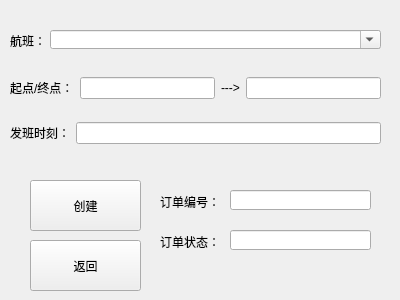
First picture: the form in src/UI/widgets/ordercreatorwidget.ui, repository 3944Realms/AirLife, before the edit.
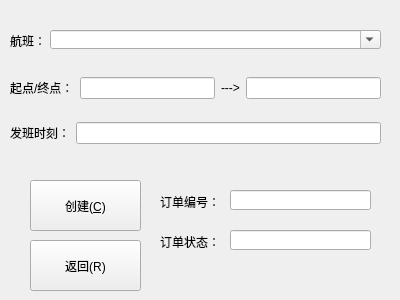
Second picture: the form after the edit. Icons and pictures are not drawn.

Commit message: 修正部分，并添加部分按钮Alt快捷键，以及取消、返回按钮功能实装

```diff
--- a/src/UI/widgets/ordercreatorwidget.ui
+++ b/src/UI/widgets/ordercreatorwidget.ui
@@ -130,7 +130,7 @@
     </rect>
    </property>
    <property name="text">
-    <string>创建</string>
+    <string>创建(&amp;C)</string>
    </property>
   </widget>
   <widget class="QPushButton" name="airLifeBackPushButton">
@@ -143,7 +143,7 @@
     </rect>
    </property>
    <property name="text">
-    <string>返回</string>
+    <string>返回(R)</string>
    </property>
   </widget>
   <widget class="QLineEdit" name="airLifeOrderUUIDLineEdit">
```
The commit also changes 56 other files.
